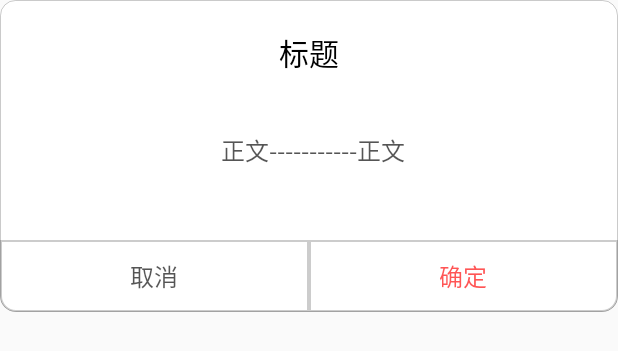
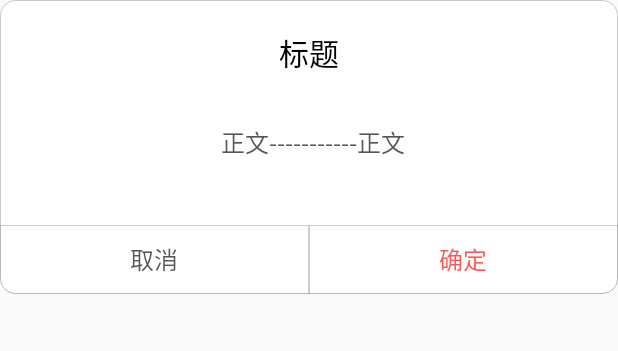
Before and after one commit to CysionLiu/WeDialog, an Android app: the layout we_dialog_normal.xml on its own in the app's theme, with its tools: preview values and no code run, on a phone screen of 412 x 824 dp. Shown: the top 351 px of the screen. Run offline under Robolectric (Android 15) with nearby library versions, the phone set to English and light mode, and no system bars.

Commit message:
fix bugs

```diff
--- a/wedialog/src/main/java/com/cysion/wedialog/dialogs/CustomDialog.kt
+++ b/wedialog/src/main/java/com/cysion/wedialog/dialogs/CustomDialog.kt
@@ -73,6 +73,7 @@ class CustomDialog : DialogFragment() {
             val p = window!!.attributes
             window.decorView.setBackgroundColor(0X00000000)
             window.setBackgroundDrawable(null)
+            window.setBackgroundDrawableResource(android.R.color.transparent)
             window.setGravity(mGravity)
             p.width = (resources.displayMetrics.widthPixels * mWidthRatio).toInt()
             p.height = WindowManager.LayoutParams.WRAP_CONTENT
--- a/wedialog/src/main/java/com/cysion/wedialog/dialogs/LoadingDialog.kt
+++ b/wedialog/src/main/java/com/cysion/wedialog/dialogs/LoadingDialog.kt
@@ -31,6 +31,7 @@ class LoadingDialog : DialogFragment() {
             window.attributes = p
             window.setDimAmount(WeDialog.weConfig.mDimCount)
             window.setBackgroundDrawable(null)
+            window.setBackgroundDrawableResource(android.R.color.transparent)
             dialog.setContentView(view)
             dialog.window!!.clearFlags(WindowManager.LayoutParams.FLAG_NOT_FOCUSABLE or WindowManager.LayoutParams.FLAG_ALT_FOCUSABLE_IM)
             dialog.window!!.setSoftInputMode(WindowManager.LayoutParams.SOFT_INPUT_STATE_VISIBLE)
--- a/wedialog/src/main/java/com/cysion/wedialog/dialogs/NormalDialog.kt
+++ b/wedialog/src/main/java/com/cysion/wedialog/dialogs/NormalDialog.kt
@@ -74,6 +74,7 @@ class NormalDialog : DialogFragment() {
             val p = window!!.attributes
             window.decorView.setBackgroundColor(0X00000000)
             window.setBackgroundDrawable(null)
+            window.setBackgroundDrawableResource(android.R.color.transparent)
             window.setGravity(Gravity.CENTER)
             p.width = (resources.displayMetrics.widthPixels * mWidthRatio).toInt()
             p.height = WindowManager.LayoutParams.WRAP_CONTENT
--- a/wedialog/src/main/res/drawable/we_shape_round_left_button.xml
+++ b/wedialog/src/main/res/drawable/we_shape_round_left_button.xml
@@ -10,6 +10,6 @@
         android:color="@color/we_white"
         />
 
-    <stroke android:width="1dp" android:color="@color/we_gray"/>
+    <stroke android:width="1px" android:color="@color/we_gray"/>
 
 </shape>
--- a/wedialog/src/main/res/drawable/we_shape_round_right_button.xml
+++ b/wedialog/src/main/res/drawable/we_shape_round_right_button.xml
@@ -10,6 +10,6 @@
         android:color="@color/we_white"
         />
 
-    <stroke android:width="1dp" android:color="@color/we_gray"/>
+    <stroke android:width="1px" android:color="@color/we_gray"/>
 
 </shape>
--- a/wedialog/src/main/res/layout/we_dialog_normal.xml
+++ b/wedialog/src/main/res/layout/we_dialog_normal.xml
@@ -26,7 +26,7 @@
         android:layout_height="match_parent"
         android:layout_margin="10dp"
         android:gravity="center"
-        android:minHeight="80dp"
+        android:minHeight="70dp"
         android:paddingLeft="6dp"
         android:text="@string/we_str_text"
         android:textColor="@color/we_text_color"
@@ -35,7 +35,7 @@
 
     <LinearLayout
         android:layout_width="match_parent"
-        android:layout_height="match_parent"
+        android:layout_height="46dp"
         android:layout_marginTop="10dp"
         android:orientation="horizontal">
 
@@ -58,6 +58,7 @@
             android:layout_width="0dip"
             android:layout_height="match_parent"
             android:layout_weight="1"
+            android:gravity="center"
             android:background="@drawable/we_shape_round_right_button"
             android:maxLines="1"
             android:text="@string/we_str_yes_text"
```
